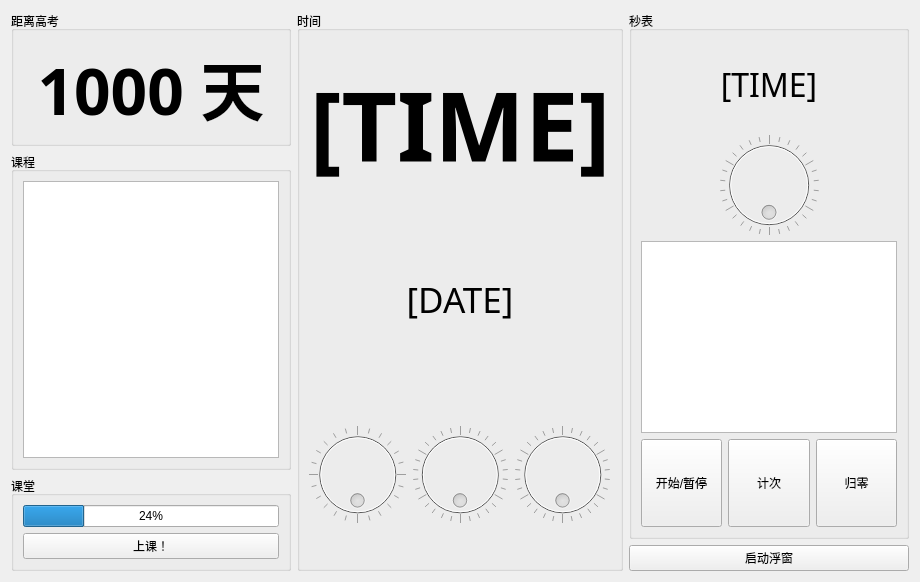
Qt form mainWindow.ui (aaaaPotato/TheWonderfulClock) before a commit.
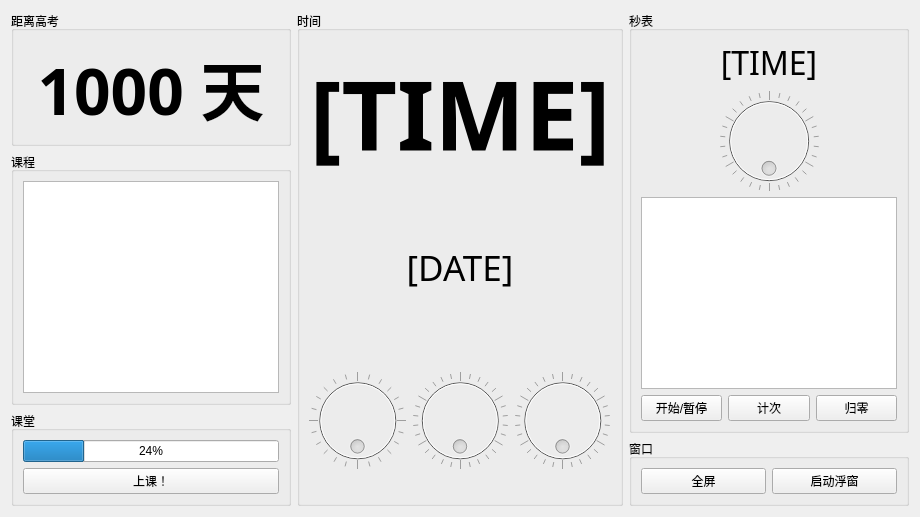
The same form after that commit.

Commit message: v1.2.0 实现全屏功能

Diff of the .ui file:
```diff
--- a/mainWindow.ui
+++ b/mainWindow.ui
@@ -10,7 +10,7 @@
     <x>0</x>
     <y>0</y>
     <width>920</width>
-    <height>582</height>
+    <height>490</height>
    </rect>
   </property>
   <property name="sizePolicy">
@@ -284,7 +284,7 @@
      <item>
       <widget class="QGroupBox" name="stopwatchGB">
        <property name="sizePolicy">
-        <sizepolicy hsizetype="Minimum" vsizetype="Preferred">
+        <sizepolicy hsizetype="Minimum" vsizetype="MinimumExpanding">
          <horstretch>0</horstretch>
          <verstretch>0</verstretch>
         </sizepolicy>
@@ -412,10 +412,41 @@
       </widget>
      </item>
      <item>
-      <widget class="QPushButton" name="activateFWButton">
-       <property name="text">
-        <string>启动浮窗</string>
+      <widget class="QGroupBox" name="windowSettingGB">
+       <property name="sizePolicy">
+        <sizepolicy hsizetype="Minimum" vsizetype="Minimum">
+         <horstretch>0</horstretch>
+         <verstretch>0</verstretch>
+        </sizepolicy>
        </property>
+       <property name="title">
+        <string>窗口</string>
+       </property>
+       <layout class="QHBoxLayout" name="horizontalLayout_4">
+        <item>
+         <widget class="QPushButton" name="fullscreenButton">
+          <property name="text">
+           <string>全屏</string>
+          </property>
+          <property name="checkable">
+           <bool>true</bool>
+          </property>
+         </widget>
+        </item>
+        <item>
+         <widget class="QPushButton" name="activateFWButton">
+          <property name="sizePolicy">
+           <sizepolicy hsizetype="Minimum" vsizetype="Fixed">
+            <horstretch>0</horstretch>
+            <verstretch>0</verstretch>
+           </sizepolicy>
+          </property>
+          <property name="text">
+           <string>启动浮窗</string>
+          </property>
+         </widget>
+        </item>
+       </layout>
       </widget>
      </item>
     </layout>
```
Left out of the diff: 4 changed lines with no effect on the pictures. The commit also changes 7 other files.
